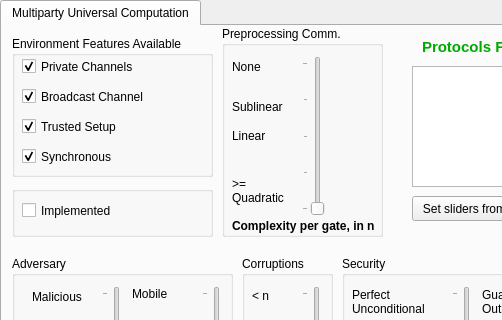
Old version of the form ssc_widget.ui in the repository nxbdi/syssc-ui; both pictures show x 0 to 502 and y 0 to 320 of the 885 by 476 pixel window.
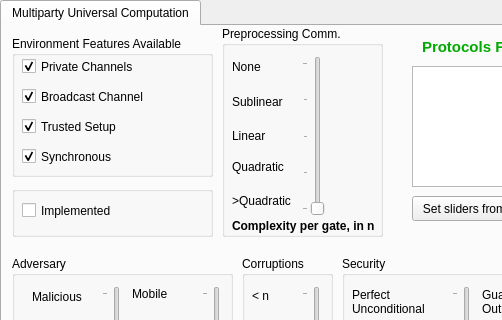
New version of the form.

Commit message: Updates to labels and protocol database

What changed in the file:
```diff
--- a/ssc_widget.ui
+++ b/ssc_widget.ui
@@ -986,9 +986,9 @@
      <property name="geometry">
       <rect>
        <x>10</x>
-       <y>60</y>
+       <y>50</y>
        <width>61</width>
-       <height>41</height>
+       <height>51</height>
       </rect>
      </property>
      <property name="text">
@@ -1034,13 +1034,26 @@
      <property name="geometry">
       <rect>
        <x>10</x>
-       <y>150</y>
+       <y>160</y>
        <width>61</width>
        <height>31</height>
       </rect>
      </property>
      <property name="text">
-      <string>&lt;html&gt;&lt;head/&gt;&lt;body&gt;&lt;p&gt;&amp;gt;= &lt;br/&gt;Quadratic&lt;/p&gt;&lt;/body&gt;&lt;/html&gt;</string>
+      <string>&lt;html&gt;&lt;head/&gt;&lt;body&gt;&lt;p&gt;&amp;gt;Quadratic&lt;/p&gt;&lt;/body&gt;&lt;/html&gt;</string>
+     </property>
+    </widget>
+    <widget class="QLabel" name="label_37">
+     <property name="geometry">
+      <rect>
+       <x>10</x>
+       <y>120</y>
+       <width>61</width>
+       <height>41</height>
+      </rect>
+     </property>
+     <property name="text">
+      <string>Quadratic</string>
      </property>
     </widget>
    </widget>
```
Left out of the diff: 2 changed lines with no effect on the pictures. The commit also changes 3 other files.
